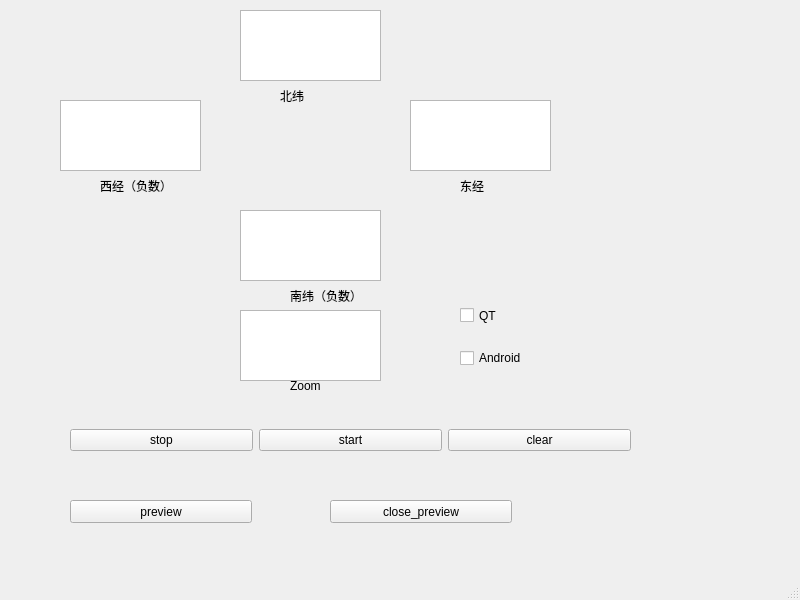
Before: the Qt Designer form get_map_tiles/mainwindow.ui in lin123lin123/get_map_tile, drawn with Qt 5.
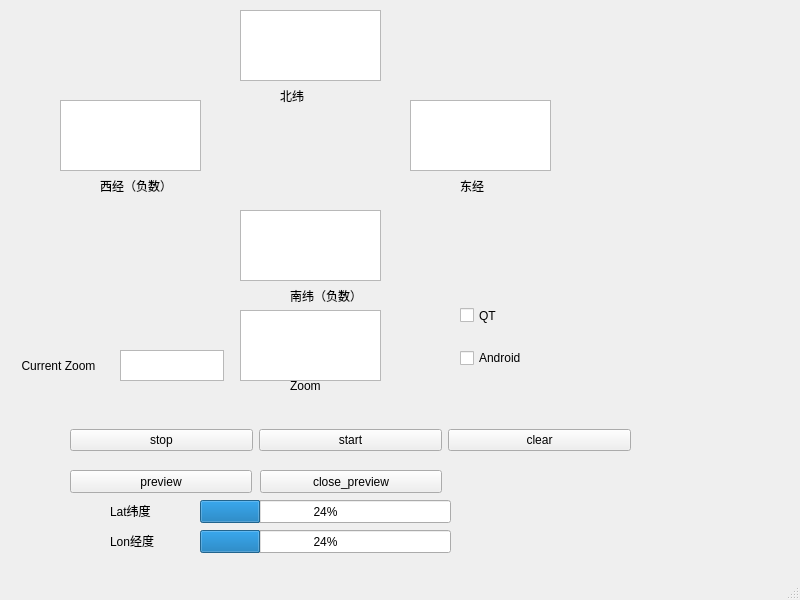
After: the same form once the commit is applied.

Diff of the .ui file:
```diff
--- a/get_map_tiles/mainwindow.ui
+++ b/get_map_tiles/mainwindow.ui
@@ -166,7 +166,7 @@
     <property name="geometry">
      <rect>
       <x>70</x>
-      <y>500</y>
+      <y>470</y>
       <width>182</width>
       <height>23</height>
      </rect>
@@ -178,8 +178,8 @@
    <widget class="QPushButton" name="pushButton_5">
     <property name="geometry">
      <rect>
-      <x>330</x>
-      <y>500</y>
+      <x>260</x>
+      <y>470</y>
       <width>182</width>
       <height>23</height>
      </rect>
@@ -214,6 +214,84 @@
      <string>Android</string>
     </property>
    </widget>
+   <widget class="QProgressBar" name="lat_process">
+    <property name="geometry">
+     <rect>
+      <x>200</x>
+      <y>500</y>
+      <width>251</width>
+      <height>23</height>
+     </rect>
+    </property>
+    <property name="value">
+     <number>24</number>
+    </property>
+   </widget>
+   <widget class="QProgressBar" name="log_process">
+    <property name="geometry">
+     <rect>
+      <x>200</x>
+      <y>530</y>
+      <width>251</width>
+      <height>23</height>
+     </rect>
+    </property>
+    <property name="value">
+     <number>24</number>
+    </property>
+   </widget>
+   <widget class="QLabel" name="label_6">
+    <property name="geometry">
+     <rect>
+      <x>110</x>
+      <y>500</y>
+      <width>54</width>
+      <height>21</height>
+     </rect>
+    </property>
+    <property name="text">
+     <string>Lat纬度</string>
+    </property>
+   </widget>
+   <widget class="QLabel" name="label_7">
+    <property name="geometry">
+     <rect>
+      <x>110</x>
+      <y>530</y>
+      <width>54</width>
+      <height>21</height>
+     </rect>
+    </property>
+    <property name="text">
+     <string>Lon经度</string>
+    </property>
+   </widget>
+   <widget class="QPlainTextEdit" name="current_zoom">
+    <property name="geometry">
+     <rect>
+      <x>120</x>
+      <y>350</y>
+      <width>104</width>
+      <height>31</height>
+     </rect>
+    </property>
+   </widget>
+   <widget class="QLabel" name="label_8">
+    <property name="geometry">
+     <rect>
+      <x>13</x>
+      <y>350</y>
+      <width>91</width>
+      <height>31</height>
+     </rect>
+    </property>
+    <property name="text">
+     <string>Current Zoom</string>
+    </property>
+    <property name="alignment">
+     <set>Qt::AlignCenter</set>
+    </property>
+   </widget>
   </widget>
   <widget class="QMenuBar" name="menubar">
    <property name="geometry">
```
